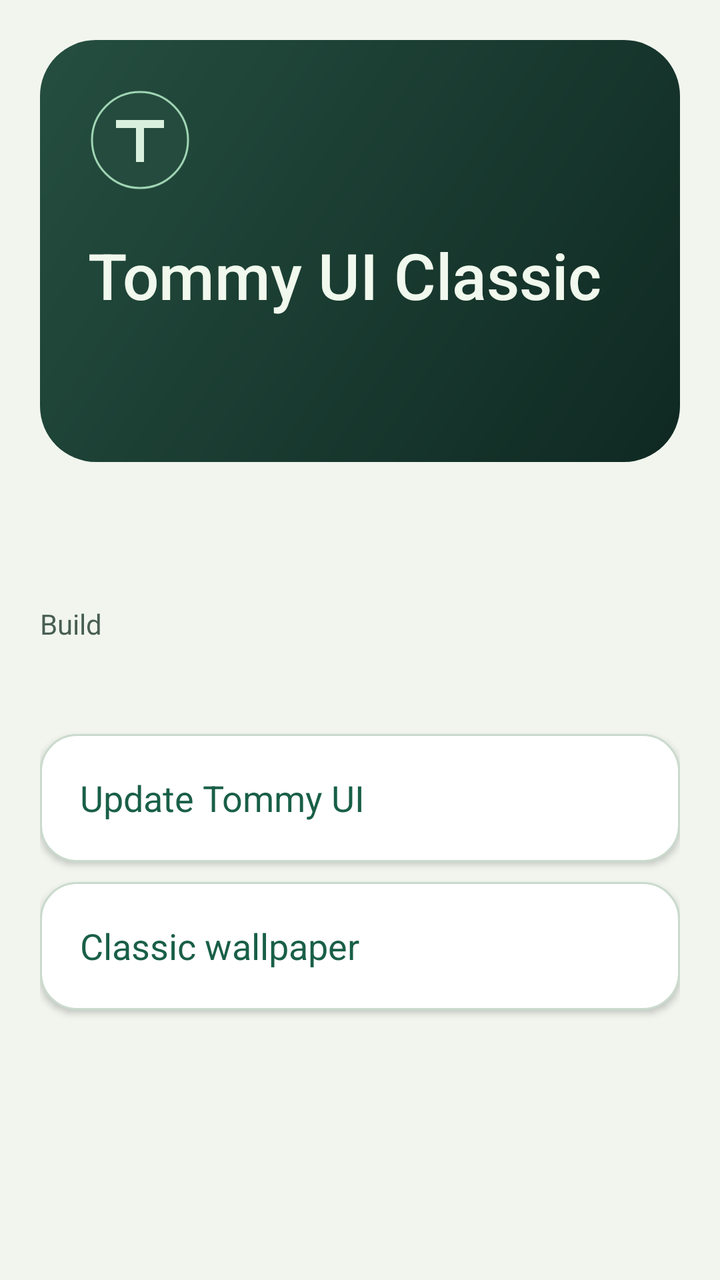
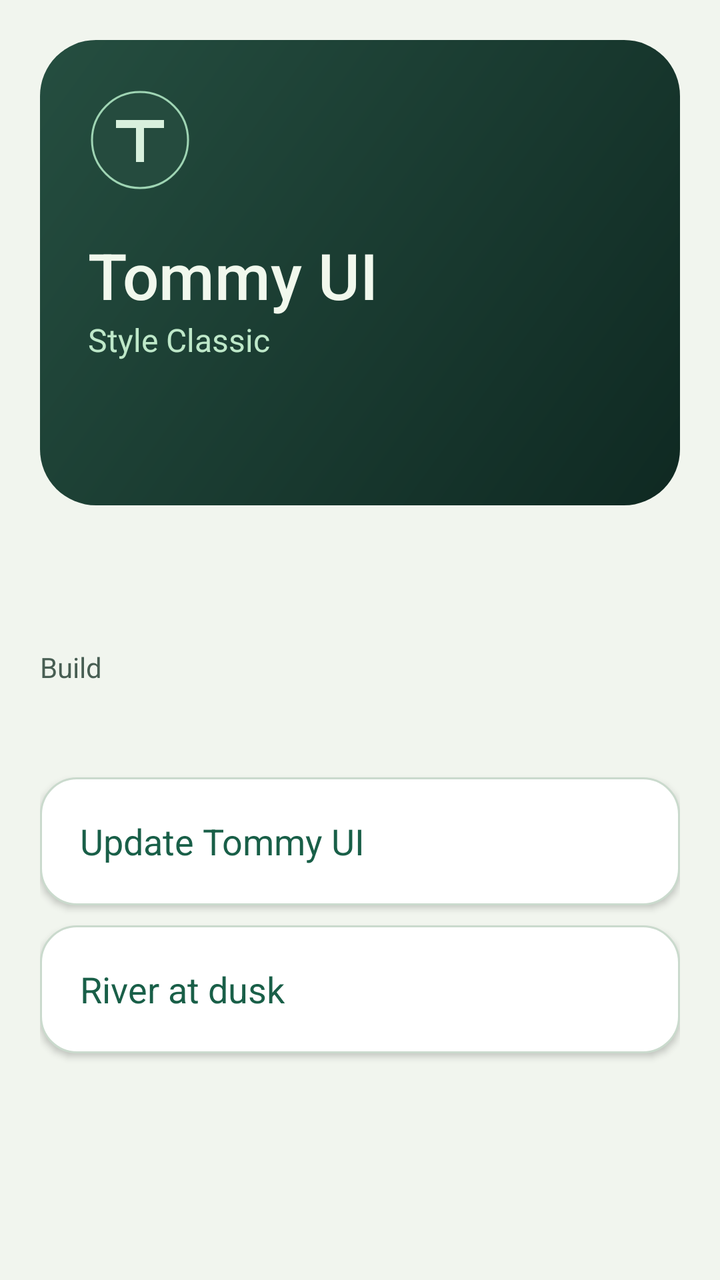

Two renders of the same Android screen: before a commit and after it. Below are the layout's source before the change and the commit's diff.
<!-- AndroidManifest.xml: application theme AppTheme -->
<!-- res/layout/about_tommy.xml -->
<ScrollView xmlns:android="http://schemas.android.com/apk/res/android"
    android:layout_width="match_parent" android:layout_height="match_parent" android:fillViewport="true"
    android:background="@color/classic_page">
    <LinearLayout android:orientation="vertical" android:padding="20dp" android:layout_width="match_parent" android:layout_height="wrap_content">
        <LinearLayout android:orientation="vertical" android:padding="24dp" android:background="@drawable/classic_hero"
            android:layout_width="match_parent" android:layout_height="wrap_content">
            <ImageView android:src="@drawable/classic_mark" android:importantForAccessibility="no"
                android:layout_width="52dp" android:layout_height="52dp"/>
            <TextView android:text="@string/classic_name" android:textColor="#F1F8ED" android:textSize="32sp"
                android:fontFamily="sans-serif-medium" android:layout_marginTop="20dp"
                android:layout_width="match_parent" android:layout_height="wrap_content"/>
            <Button android:id="@+id/classic_version" style="?android:attr/borderlessButtonStyle"
                android:textColor="#BEE8C9" android:textAllCaps="false" android:gravity="start|center_vertical"
                android:minHeight="48dp" android:paddingStart="0dp" android:paddingEnd="12dp"
                android:layout_width="wrap_content" android:layout_height="wrap_content"/>
        </LinearLayout>
        <TextView android:id="@+id/classic_android" android:textColor="@color/classic_ink" android:textSize="22sp"
            android:fontFamily="sans-serif-medium" android:layout_marginTop="28dp"
            android:layout_width="match_parent" android:layout_height="wrap_content"/>
        <TextView android:text="@string/classic_build" android:textColor="@color/classic_muted" android:textSize="14sp"
            android:layout_marginTop="14dp" android:layout_width="match_parent" android:layout_height="wrap_content"/>
        <TextView android:id="@+id/classic_build" android:textColor="@color/classic_ink" android:textSize="16sp"
            android:textIsSelectable="true" android:layout_width="match_parent" android:layout_height="wrap_content"/>
        <Button android:id="@+id/classic_update" android:text="@string/classic_update" android:textColor="@color/classic_accent"
            android:textSize="18sp" android:textAllCaps="false" android:gravity="start|center_vertical"
            android:background="@drawable/classic_card" android:backgroundTint="@null" android:minHeight="64dp"
            android:paddingStart="20dp" android:paddingEnd="20dp" android:layout_marginTop="24dp"
            android:layout_width="match_parent" android:layout_height="wrap_content"/>
        <Button android:id="@+id/classic_wallpaper" android:text="@string/classic_wallpaper" android:textColor="@color/classic_accent"
            android:textSize="18sp" android:textAllCaps="false" android:gravity="start|center_vertical"
            android:background="@drawable/classic_card" android:backgroundTint="@null" android:minHeight="64dp"
            android:paddingStart="20dp" android:paddingEnd="20dp" android:layout_marginTop="10dp"
            android:layout_width="match_parent" android:layout_height="wrap_content"/>
    </LinearLayout>
</ScrollView>
<!-- resources referenced by this layout -->
<resources>
  <color name="classic_accent">#195F48</color>
  <color name="classic_ink">#182D25</color>
  <color name="classic_muted">#485E53</color>
  <color name="classic_page">#F1F5EE</color>
  <!-- drawable classic_card (drawable) -->
  <ripple xmlns:android="http://schemas.android.com/apk/res/android" android:color="?android:attr/colorControlHighlight">
      <item><shape><solid android:color="@color/classic_panel" /><stroke android:width="1dp" android:color="@color/classic_stroke"/><corners android:radius="18dp" /></shape></item>
  </ripple>
  <!-- drawable classic_hero (drawable) -->
  <shape xmlns:android="http://schemas.android.com/apk/res/android">
      <gradient android:angle="315" android:startColor="#254E40" android:endColor="#0F2922" />
      <corners android:radius="28dp" />
  </shape>
  <!-- drawable classic_mark (drawable) -->
  <vector xmlns:android="http://schemas.android.com/apk/res/android" android:width="52dp" android:height="52dp" android:viewportWidth="52" android:viewportHeight="52">
      <path android:fillColor="#254B3E" android:pathData="M26,1 A25,25 0,1 1,26,51 A25,25 0,1 1,26,1 Z"/>
      <path android:strokeColor="#9FD5B4" android:strokeWidth="1" android:pathData="M26,2 A24,24 0,1 1,26,50 A24,24 0,1 1,26,2 Z"/>
      <path android:fillColor="#D8F0DD" android:pathData="M14,16h24v4h-10v17h-4v-17h-10z"/>
  </vector>
  <string name="classic_build">Build</string>
  <string name="classic_name" translatable="false">Tommy UI Classic</string>
  <string name="classic_update">Update Tommy UI</string>
  <string name="classic_wallpaper">Classic wallpaper</string>
  <style name="AppTheme" parent="@android:style/Theme.Material.Light.NoActionBar">
          <item name="android:fontFamily">sans-serif</item>
          <item name="android:colorAccent">@color/classic_accent</item>
          <item name="android:windowBackground">@color/classic_page</item>
          <item name="android:statusBarColor">@color/classic_page</item>
          <item name="android:navigationBarColor">@color/classic_page</item>
          <item name="android:windowLightStatusBar">true</item>
          <item name="android:windowLightNavigationBar">true</item>
          <item name="android:windowActionModeOverlay">true</item>
      </style>
  <color name="classic_panel">#FFFFFF</color>
  <color name="classic_stroke">#CADACD</color>
</resources>

<!-- the commit's change to res/layout/about_tommy.xml (unified diff, before → after) -->
@@ -9,6 +9,8 @@
             <TextView android:text="@string/classic_name" android:textColor="#F1F8ED" android:textSize="32sp"
                 android:fontFamily="sans-serif-medium" android:layout_marginTop="20dp"
                 android:layout_width="match_parent" android:layout_height="wrap_content"/>
+            <TextView android:text="@string/tommy_style" android:textSize="16sp" android:textColor="#BEE8C9"
+                android:layout_width="wrap_content" android:layout_height="wrap_content"/>
             <Button android:id="@+id/classic_version" style="?android:attr/borderlessButtonStyle"
                 android:textColor="#BEE8C9" android:textAllCaps="false" android:gravity="start|center_vertical"
                 android:minHeight="48dp" android:paddingStart="0dp" android:paddingEnd="12dp"
<!-- resource entries referenced after the edit -->
@@ -20,9 +20,10 @@
       <path android:fillColor="#D8F0DD" android:pathData="M14,16h24v4h-10v17h-4v-17h-10z"/>
   </vector>
   <string name="classic_build">Build</string>
-  <string name="classic_name" translatable="false">Tommy UI Classic</string>
+  <string name="classic_name" translatable="false">Tommy UI</string>
   <string name="classic_update">Update Tommy UI</string>
-  <string name="classic_wallpaper">Classic wallpaper</string>
+  <string name="classic_wallpaper">River at dusk</string>
+  <string name="tommy_style">Style Classic</string>
   <style name="AppTheme" parent="@android:style/Theme.Material.Light.NoActionBar">
           <item name="android:fontFamily">sans-serif</item>
           <item name="android:colorAccent">@color/classic_accent</item>
